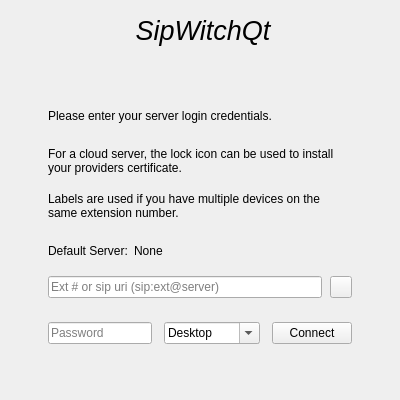
Old version of the form Desktop/login.ui in the repository dyfet/tycho_sipwitchqt.
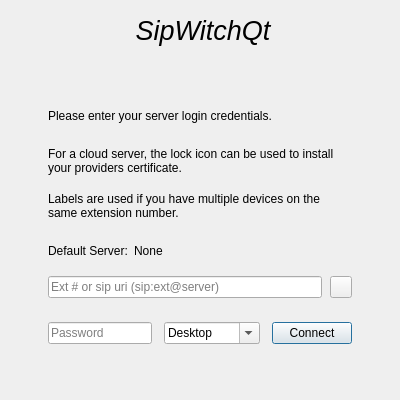
New version of the form. Icons and pictures are not drawn.

Diff of the .ui file:
```diff
--- a/Desktop/login.ui
+++ b/Desktop/login.ui
@@ -278,6 +278,12 @@
            <property name="text">
             <string>Connect</string>
            </property>
+           <property name="autoDefault">
+            <bool>false</bool>
+           </property>
+           <property name="default">
+            <bool>true</bool>
+           </property>
           </widget>
          </item>
         </layout>
```
